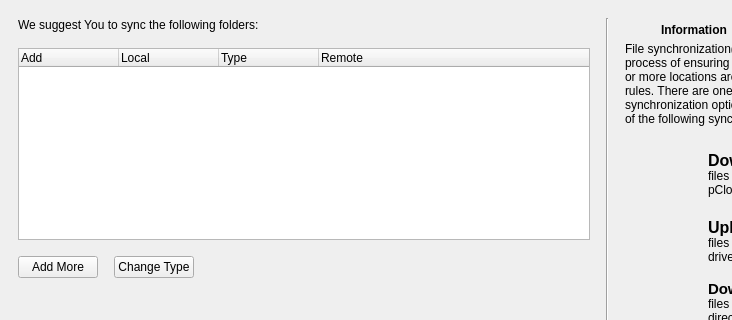
Qt form suggestnsbasewin.ui (pcloudcom/psyncgui) before a commit; both pictures show x 0 to 732 and y 0 to 320 of the 884 by 421 pixel window.
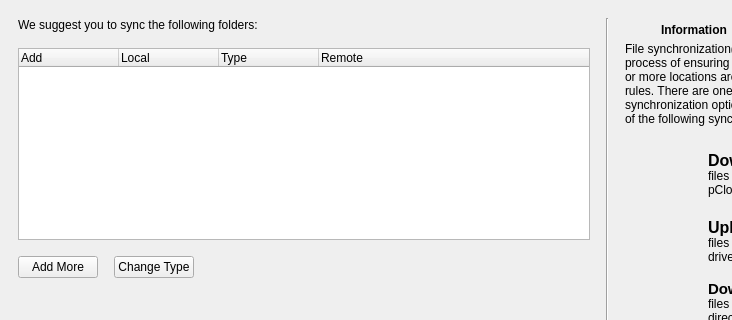
The same form after that commit. Icons and pictures are not drawn.

```diff
--- a/suggestnsbasewin.ui
+++ b/suggestnsbasewin.ui
@@ -35,7 +35,7 @@
               <item>
                <widget class="QLabel" name="label_suggst">
                 <property name="text">
-                 <string>We suggest You to sync the following folders:</string>
+                 <string>We suggest you to sync the following folders:</string>
                 </property>
                </widget>
               </item>
```
